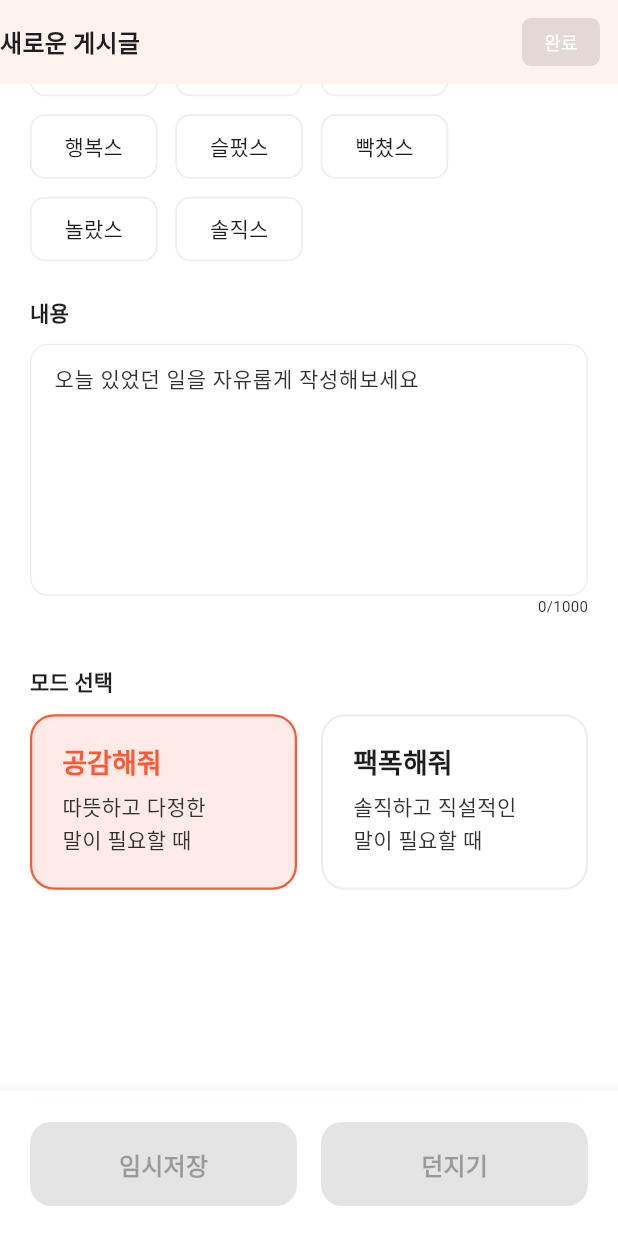
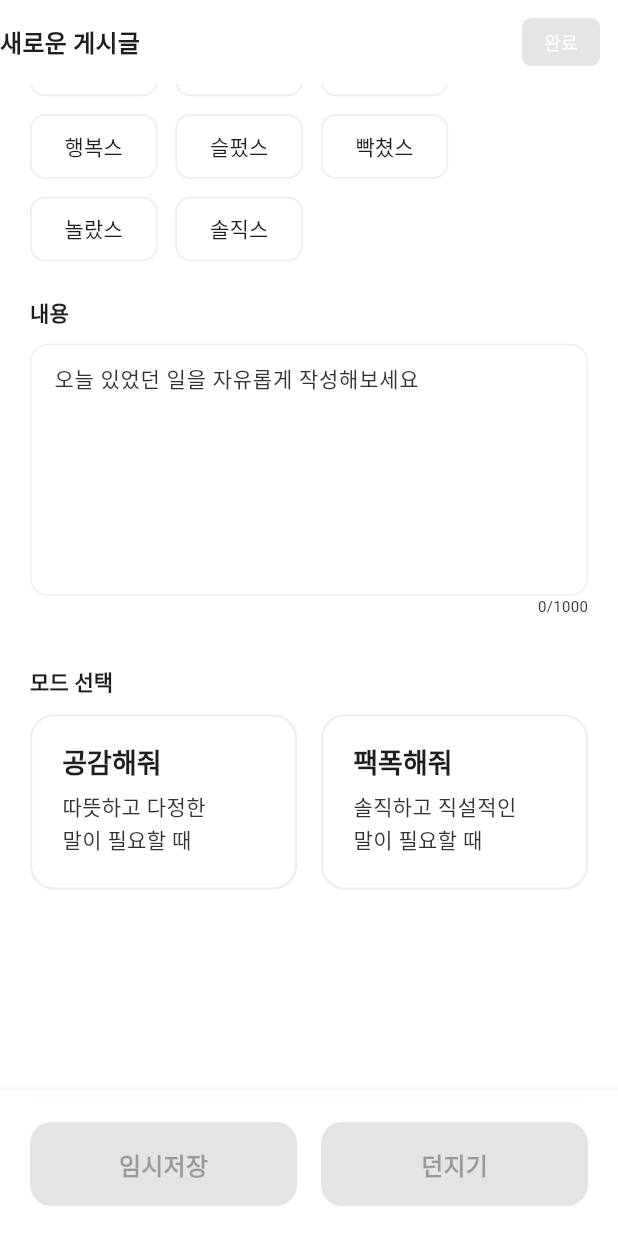
Before and after one commit to Among-Us-KR/flutter_sns, a Flutter app: the WritePage screen opened by its route, scrolled down 576 dp, on a phone screen of 412 x 824 dp. Run offline on Flutter 3.47's test engine with Material 3 defaults, Android fonts, the phone set to English and light mode, and no system bars; our stand-ins replace cloud_firestore, firebase_core, go_router, image_picker; accounts and stored records are empty; Roboto replaces fonts that are missing (SpoqaHanSansNeo).

Commit message:
fix : 모드 기본 선택 삭제, 스크롤 시 앱바 색상 변경 안되도록 수정

```diff
--- a/lib/write/presentation/screens/write/write_page.dart
+++ b/lib/write/presentation/screens/write/write_page.dart
@@ -50,14 +50,15 @@ class _WritePageState extends State<WritePage> {
   ];
   String? _selectedCategory;
 
-  WriteMode _mode = WriteMode.empathy;
+  WriteMode? _mode;
 
   // 강화된 유효성 검사
   bool get _isValid {
     final text = _contentCtrl.text.trim();
     return (_selectedCategory != null) &&
         text.isNotEmpty &&
-        text.length <= WritePageConstants.maxTextLength;
+        text.length <= WritePageConstants.maxTextLength &&
+        _mode != null;
   }
 
   @override
@@ -175,9 +176,9 @@ class _WritePageState extends State<WritePage> {
     final cs = theme.colorScheme;
 
     return Scaffold(
-      backgroundColor: cs.surface,
       appBar: AppBar(
-        backgroundColor: cs.surface,
+        backgroundColor: Theme.of(context).scaffoldBackgroundColor,
+        surfaceTintColor: Colors.transparent,
         elevation: 0,
         centerTitle: false,
         titleSpacing: 0,
```
